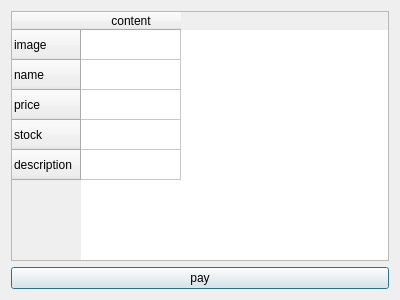
Before: the Qt Designer form client/paymentdialog.ui in gitjip/microtrade, drawn with Qt 5.
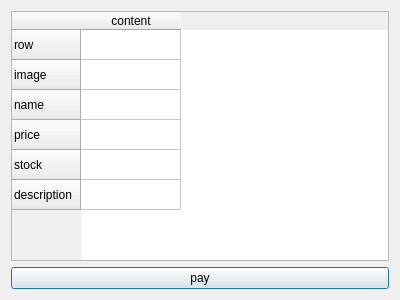
After: the same form once the commit is applied.

Diff of the .ui file:
```diff
--- a/client/paymentdialog.ui
+++ b/client/paymentdialog.ui
@@ -23,6 +23,11 @@
    </item>
    <item row="0" column="0">
     <widget class="QTableWidget" name="tableWidget">
+     <row>
+      <property name="text">
+       <string>row</string>
+      </property>
+     </row>
      <row>
       <property name="text">
        <string>image</string>
```
